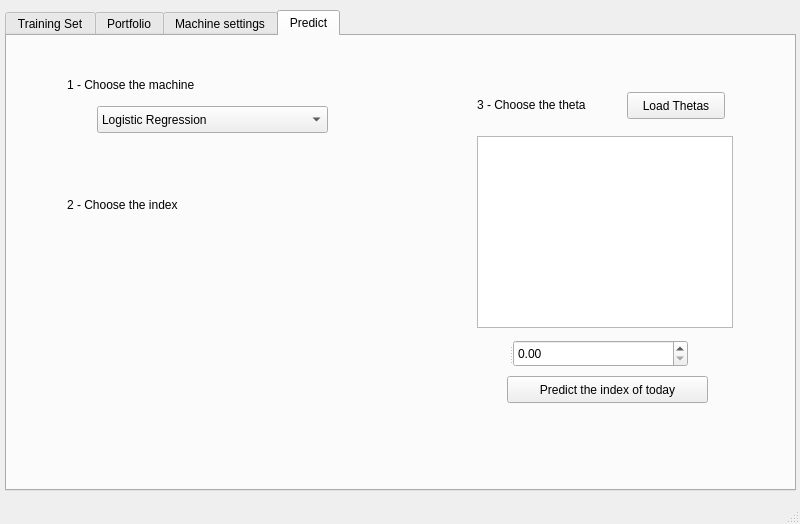
This is MachineBenchMark/UI/Prueba1.ui in aydevosotros/MachineBenchMark as Qt 5 draws it before an edit. The edited form follows.
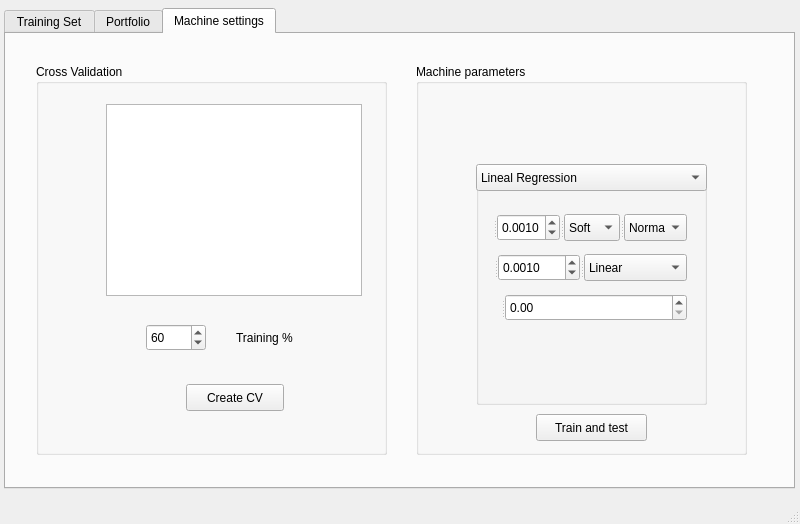
This is the edited form. The open tabs and pages were chosen to show the change. Custom widgets are drawn as their Qt base class.

Commit message: Eliminada pestaña del Predict

Diff of the .ui file:
```diff
--- a/MachineBenchMark/UI/Prueba1.ui
+++ b/MachineBenchMark/UI/Prueba1.ui
@@ -17,8 +17,8 @@
    <widget class="QTabWidget" name="tabWidget">
     <property name="geometry">
      <rect>
-      <x>5</x>
-      <y>10</y>
+      <x>4</x>
+      <y>8</y>
       <width>791</width>
       <height>481</height>
      </rect>
@@ -722,121 +722,6 @@
       </widget>
      </widget>
     </widget>
-    <widget class="QWidget" name="tab_4">
-     <attribute name="title">
-      <string>Predict</string>
-     </attribute>
-     <widget class="QComboBox" name="comboBox_4">
-      <property name="geometry">
-       <rect>
-        <x>90</x>
-        <y>70</y>
-        <width>231</width>
-        <height>27</height>
-       </rect>
-      </property>
-      <item>
-       <property name="text">
-        <string>Logistic Regression</string>
-       </property>
-      </item>
-      <item>
-       <property name="text">
-        <string>Neural Network</string>
-       </property>
-      </item>
-      <item>
-       <property name="text">
-        <string>SVM</string>
-       </property>
-      </item>
-     </widget>
-     <widget class="Ui_SymbolSearchWidget" name="widget_2" native="true">
-      <property name="geometry">
-       <rect>
-        <x>70</x>
-        <y>190</y>
-        <width>281</width>
-        <height>191</height>
-       </rect>
-      </property>
-     </widget>
-     <widget class="QListWidget" name="listWidget_2">
-      <property name="geometry">
-       <rect>
-        <x>470</x>
-        <y>100</y>
-        <width>256</width>
-        <height>192</height>
-       </rect>
-      </property>
-     </widget>
-     <widget class="QLabel" name="label">
-      <property name="geometry">
-       <rect>
-        <x>60</x>
-        <y>40</y>
-        <width>231</width>
-        <height>17</height>
-       </rect>
-      </property>
-      <property name="text">
-       <string>1 - Choose the machine</string>
-      </property>
-     </widget>
-     <widget class="QLabel" name="label_6">
-      <property name="geometry">
-       <rect>
-        <x>60</x>
-        <y>160</y>
-        <width>181</width>
-        <height>17</height>
-       </rect>
-      </property>
-      <property name="text">
-       <string>2 - Choose the index</string>
-      </property>
-     </widget>
-     <widget class="QLabel" name="label_7">
-      <property name="geometry">
-       <rect>
-        <x>470</x>
-        <y>60</y>
-        <width>151</width>
-        <height>17</height>
-       </rect>
-      </property>
-      <property name="text">
-       <string>3 - Choose the theta</string>
-      </property>
-     </widget>
-     <widget class="QPushButton" name="pushButton">
-      <property name="geometry">
-       <rect>
-        <x>500</x>
-        <y>340</y>
-        <width>201</width>
-        <height>27</height>
-       </rect>
-      </property>
-      <property name="text">
-       <string>Predict the index of today</string>
-      </property>
-     </widget>
-     <widget class="QPushButton" name="pushButton_2">
-      <property name="geometry">
-       <rect>
-        <x>620</x>
-        <y>56</y>
-        <width>98</width>
-        <height>27</height>
-       </rect>
-      </property>
-      <property name="text">
-       <string>Load Thetas</string>
-      </property>
-     </widget>
-    </widget>
    </widget>
    <widget class="QSplitter" name="splitter_4">
     <property name="geometry">
@@ -855,7 +740,6 @@
       <string/>
      </property>
     </widget>
-    <widget class="QDoubleSpinBox" name="doubleSpinBox_4"/>
    </widget>
   </widget>
   <widget class="QStatusBar" name="statusbar"/>
```
The commit also changes 3 other files.
